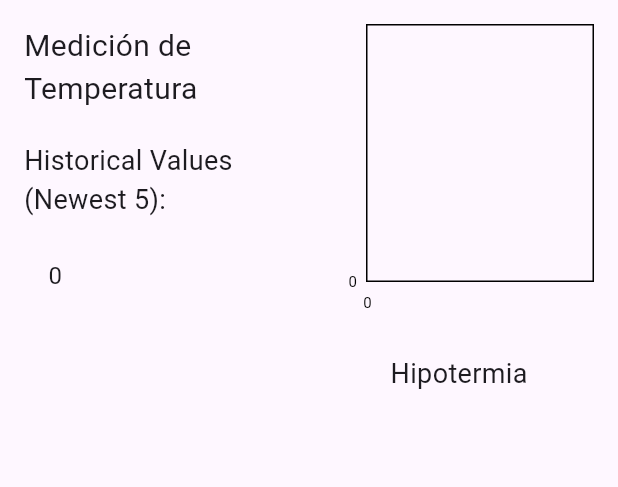
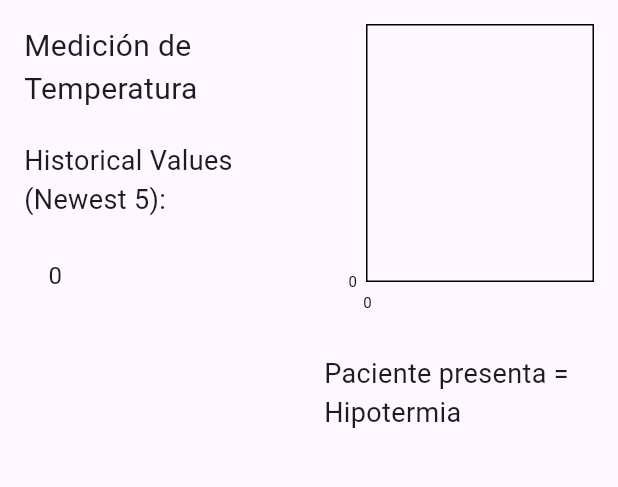
Before and after one commit to KingKennynas/app_try, a Flutter app: the screen it shows after launch, on a phone screen of 412 x 824 dp, the part 84-571 px from its top. Run offline on Flutter 3.47's test engine with Material 3 defaults, Android fonts, the phone set to English and light mode, and no system bars; drawn by our look-alikes of fl_chart; missing offline and left inert: libserialport; statements that could not run were skipped.

Commit message:
Update main.dart

```diff
--- a/lib/main.dart
+++ b/lib/main.dart
@@ -173,11 +173,11 @@ class _MicromimicScreenState extends State<MicromimicScreen> {
     if (temperatureValues.isNotEmpty) {
       int lastTemperature = temperatureValues.last;
       if (lastTemperature < 35) {
-        return 'Hipotermia';
+        return 'Paciente presenta = Hipotermia';
       } else if (lastTemperature > 37) {
-        return 'Fiebre';
+        return 'Paciente presenta = Fiebre';
       } else {
-        return 'Normal';
+        return 'Temperatura del paciente Normal';
       }
     } else {
       return 'No data';
```
